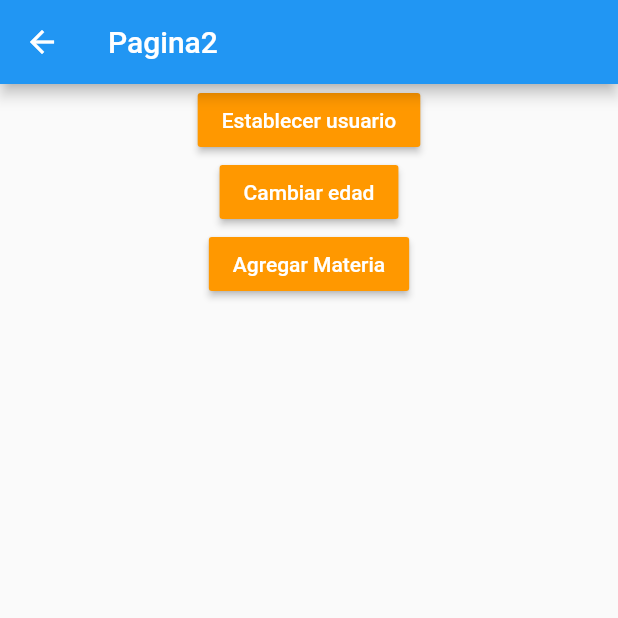
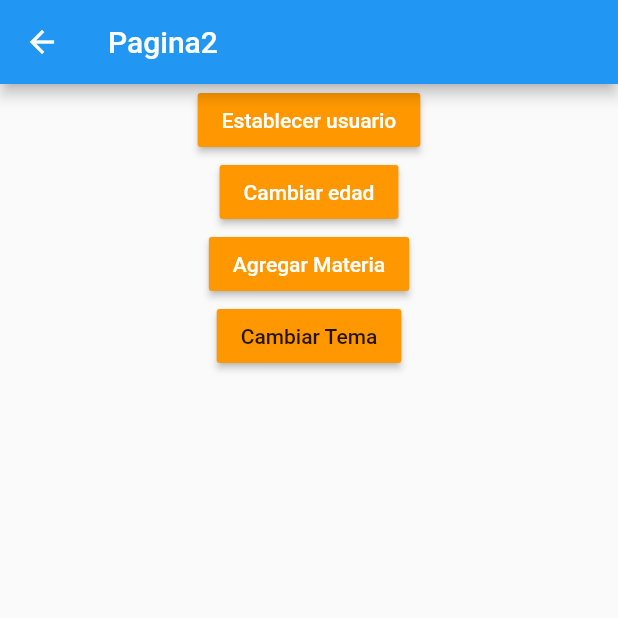
Before and after one commit to C3sarAcosta/manejo_estados, a Flutter app: the Pagina2Page screen opened by its route, on a phone screen of 412 x 824 dp, the top half of it. Run offline on Flutter 3.47's test engine with Material 2 defaults, Android fonts, the phone set to English and light mode, and no system bars; our stand-ins replace get.

Commit message:
Cambiar tema

```diff
--- a/lib/pages/pagina2_page.dart
+++ b/lib/pages/pagina2_page.dart
@@ -41,6 +41,14 @@ class Pagina2Page extends StatelessWidget {
                   'Materia #${usuarioCtrl.usuario.value.materias.length + 1}');
             },
           ),
+          MaterialButton(
+            color: Colors.orange,
+            child: Text('Cambiar Tema'),
+            onPressed: () {
+              Get.changeTheme(
+                  Get.isDarkMode ? ThemeData.light() : ThemeData.dark());
+            },
+          ),
         ]),
       ),
     );
```
